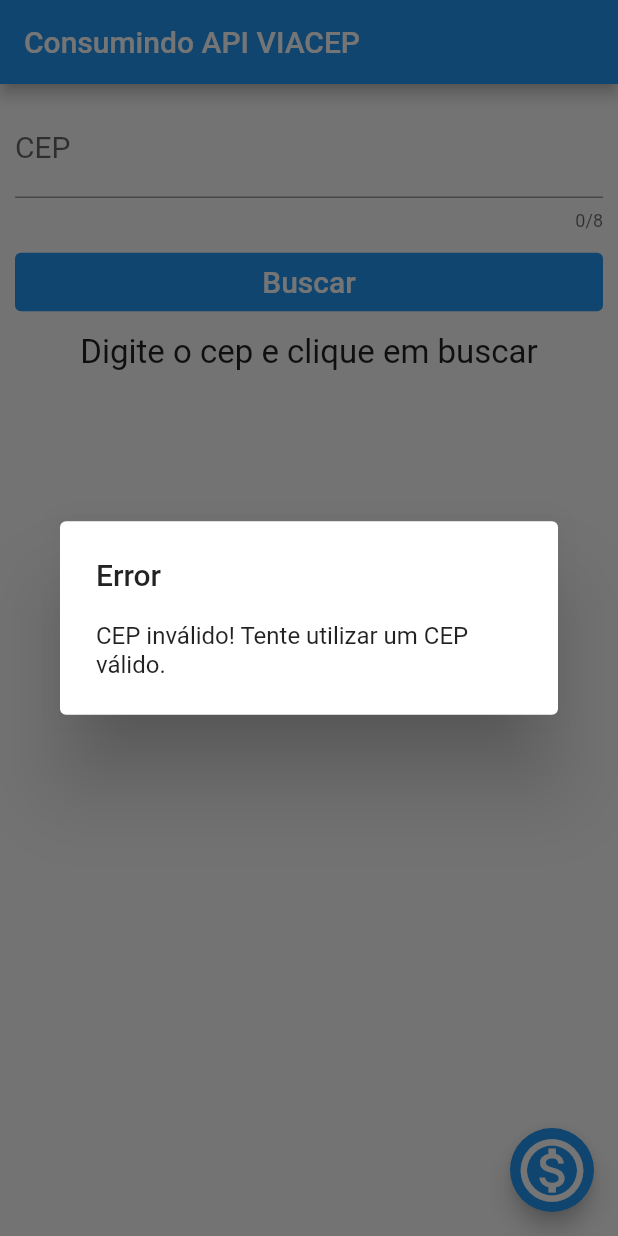
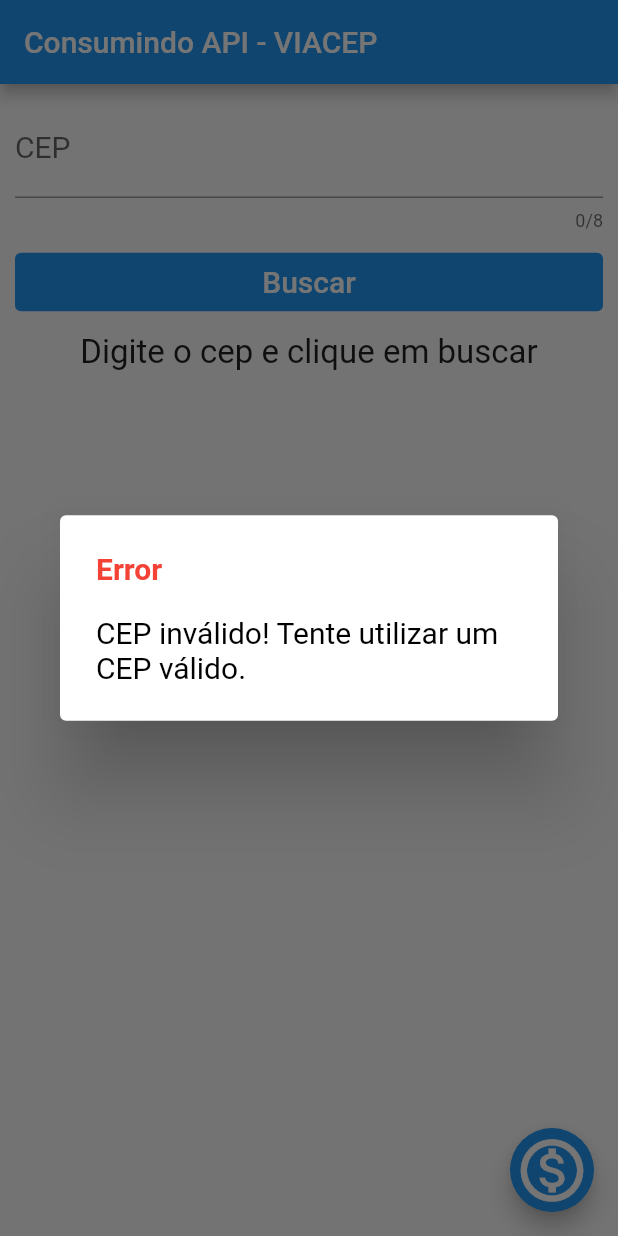
Before and after one commit to DuhAlonso/basic_app_request_api, a Flutter app: the screen it shows after launch, after a tap on "Buscar", on a phone screen of 412 x 824 dp. Run offline on Flutter 3.47's test engine with Material 2 defaults, Android fonts, the phone set to English and light mode, and no system bars.

Commit message:
style AlertDialog and add new Scrennshot

```diff
--- a/lib/home.dart
+++ b/lib/home.dart
@@ -22,13 +22,16 @@ class _HomeState extends State<Home> {
   _searchCEP() async {
     String cep = _cepController.text;
 
-    if (cep.isEmpty || cep.length < 8) {
+    if (cep.length < 8) {
       showDialog(
         context: context,
         builder: (context) {
           return const AlertDialog(
             title: Text('Error'),
+            titleTextStyle: TextStyle(
+                fontSize: 20, fontWeight: FontWeight.bold, color: Colors.red),
             content: Text('CEP inválido! Tente utilizar um CEP válido.'),
+            contentTextStyle: TextStyle(fontSize: 20, color: Colors.black),
           );
         },
       );
@@ -48,7 +51,6 @@ class _HomeState extends State<Home> {
         setState(() {
           msg = 'CEP inválido! Tente utilizar um CEP válido.';
         });
-        throw Exception('Erro no retorno dos dados');
       }
     }
   }
@@ -57,7 +59,7 @@ class _HomeState extends State<Home> {
   Widget build(BuildContext context) {
     return Scaffold(
       appBar: AppBar(
-        title: const Text('Consumindo API VIACEP'),
+        title: const Text('Consumindo API - VIACEP'),
       ),
       body: SingleChildScrollView(
         child: Padding(
```
Also changed, not shown: 2 other files.
